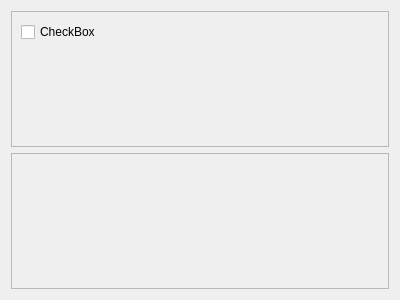
Old version of the form Code/Mantid/MantidPlot/src/Mantid/SliceViewer/SliceViewer.ui in the repository mantidproject/mantid.
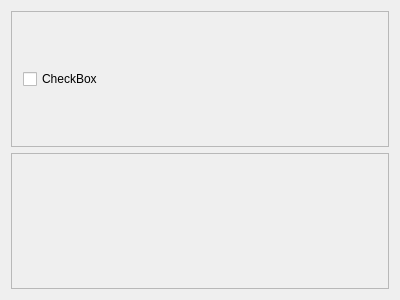
New version of the form.

Commit message: Refs #3882: SliceViewer

What changed in the file:
```diff
--- a/Code/Mantid/MantidPlot/src/Mantid/SliceViewer/SliceViewer.ui
+++ b/Code/Mantid/MantidPlot/src/Mantid/SliceViewer/SliceViewer.ui
@@ -22,19 +22,15 @@
      <property name="frameShadow">
       <enum>QFrame::Raised</enum>
      </property>
+     <layout class="QVBoxLayout" name="verticalLayout_2">
+      <item>
      <widget class="QCheckBox" name="checkBox">
-      <property name="geometry">
-       <rect>
-        <x>10</x>
-        <y>10</y>
-        <width>95</width>
-        <height>22</height>
-       </rect>
-      </property>
       <property name="text">
        <string>CheckBox</string>
       </property>
      </widget>
+      </item>
+     </layout>
     </widget>
    </item>
    <item>
```
Lines whose indentation alone changed are shown as unchanged. The commit also changes 4 other files.
